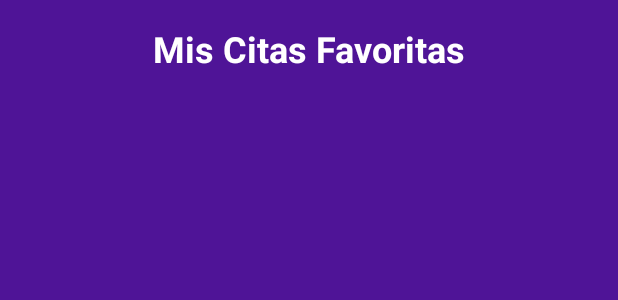
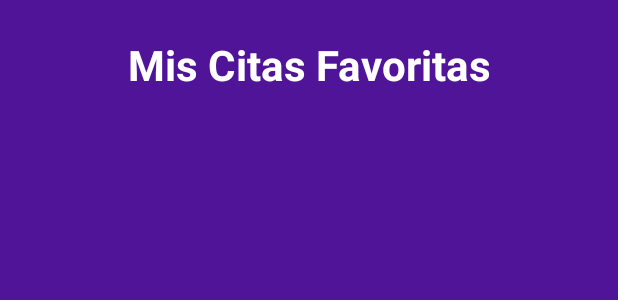
Before and after one commit to javimutis/mvvmPractice, an Android app: the layout fragment_favorites.xml on its own in the app's theme, with its tools: preview values and no code run, on a phone screen of 412 x 824 dp. Shown: the top 300 px of the screen. Run offline under Robolectric (Android 15) with nearby library versions, the phone set to English and light mode, and no system bars; network calls fail.

Commit message:
Favorite Quote xml improved

```diff
--- a/app/src/main/res/layout/fragment_favorites.xml
+++ b/app/src/main/res/layout/fragment_favorites.xml
@@ -2,21 +2,21 @@
 <androidx.constraintlayout.widget.ConstraintLayout xmlns:android="http://schemas.android.com/apk/res/android"
     xmlns:app="http://schemas.android.com/apk/res-auto"
     android:layout_width="match_parent"
-    android:background="@color/background"
-    android:layout_height="match_parent">
+    android:layout_height="match_parent"
+    android:background="@color/background">
 
     <TextView
         android:id="@+id/tvFavTitle"
         android:layout_width="wrap_content"
         android:layout_height="wrap_content"
         android:text="@string/fav_quotes"
-        android:textSize="24sp"
+        android:textSize="28sp"
         android:textStyle="bold"
         android:textColor="@color/white"
         app:layout_constraintTop_toTopOf="parent"
         app:layout_constraintStart_toStartOf="parent"
         app:layout_constraintEnd_toEndOf="parent"
-        android:layout_marginTop="16dp" />
+        android:layout_marginTop="24dp" />
 
     <androidx.recyclerview.widget.RecyclerView
         android:id="@+id/rvFavorites"
@@ -26,6 +26,6 @@
         app:layout_constraintStart_toStartOf="parent"
         app:layout_constraintEnd_toEndOf="parent"
         app:layout_constraintBottom_toBottomOf="parent"
-        android:layout_marginTop="16dp" />
+        android:layout_margin="16dp" />
 
 </androidx.constraintlayout.widget.ConstraintLayout>
--- a/app/src/main/res/values/colors.xml
+++ b/app/src/main/res/values/colors.xml
@@ -6,4 +6,5 @@
     <color name="background">#4F1497</color>
     <color name="menu">#ba8cff</color>
     <color name="primary">#16062b</color>
+
 </resources>
```
Also changed, not shown: app/src/main/res/layout/activity_main.xml (+14 -14 lines), app/src/main/res/layout/item_favorites.xml (+22 -10 lines).
